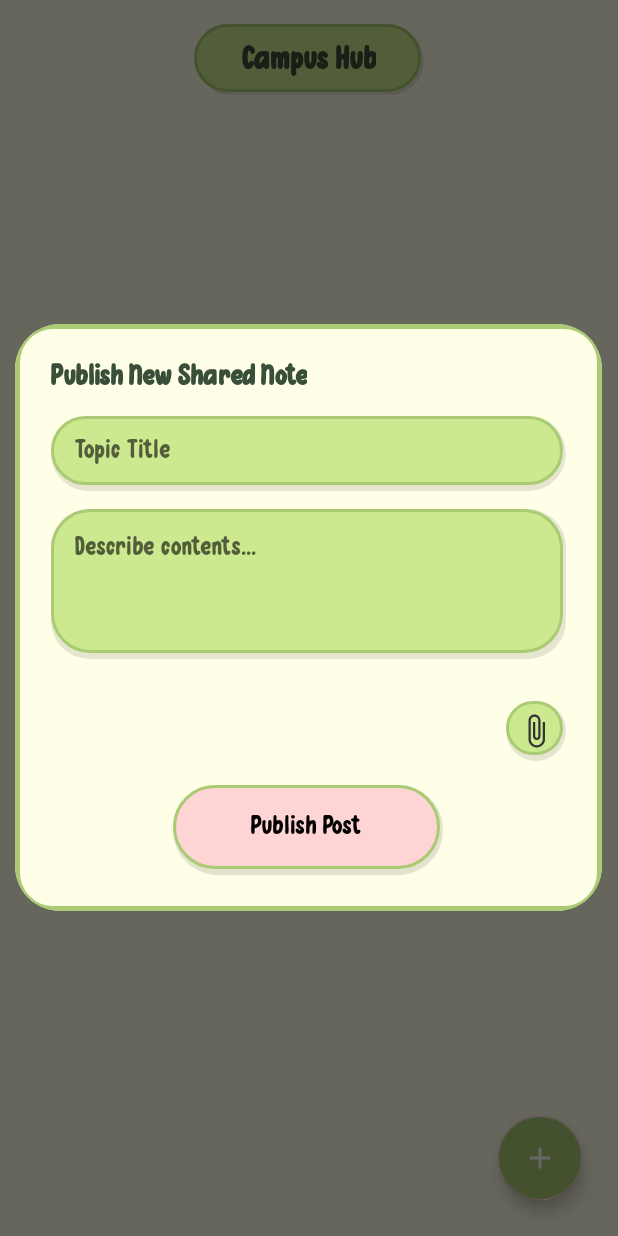
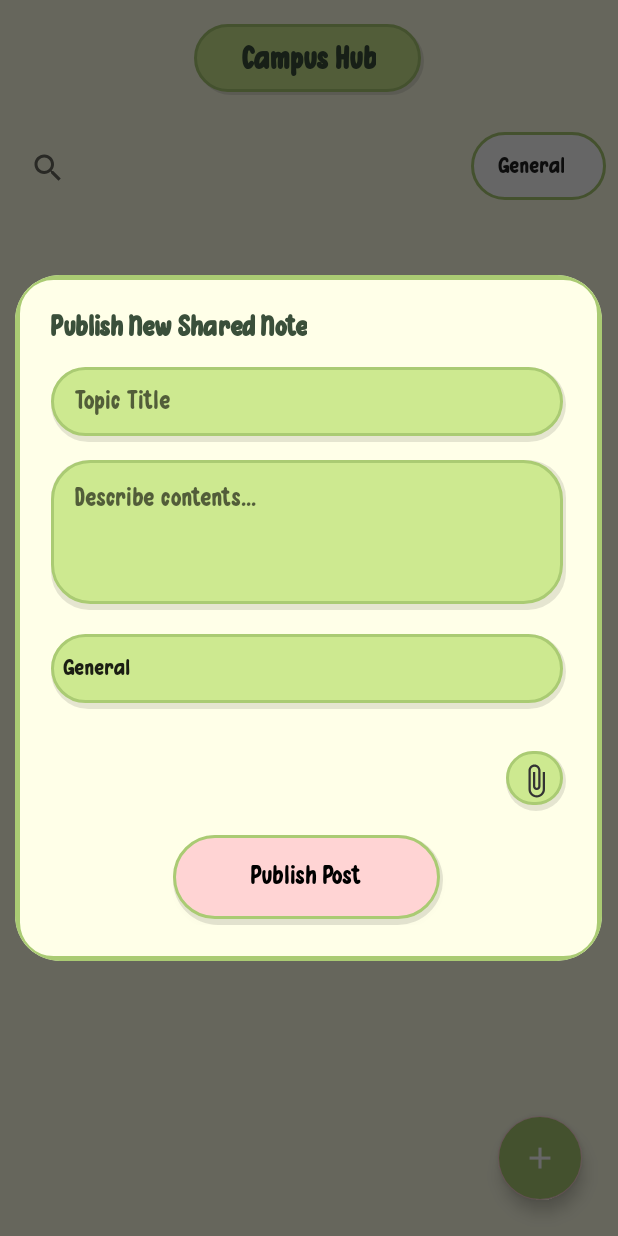
Before and after one commit to MinahilImran836/CampusLife, an Android app built with Jetpack Compose: the CommunityFeedActivity screen opened directly, with no data from a screen before it, after a tap on an icon or button, on a phone screen of 412 x 824 dp. Run offline under Robolectric (Android 15) with nearby library versions, the phone set to English and light mode, and no system bars; our stand-ins replace Firebase (no records; nobody signed in at launch, a user with empty details on screens opened directly); libraries missing offline, so code that uses them is left out: com.google.mlkit.vision.

Commit message:
Addeded Search in community

```diff
--- a/app/src/main/java/CommunityPost.kt
+++ b/app/src/main/java/CommunityPost.kt
@@ -5,10 +5,11 @@ import com.google.firebase.firestore.Exclude
 
 data class CommunityPost(
     @get:Exclude @set:Exclude var id: String = "",
-    var author: String = "",       // Matches "author" in hashMap
-    var authorUid: String = "",    // Matches "authorUid" in hashMap
+    var author: String = "",
+    var authorUid: String = "",
     val title: String = "",
     val content: String = "",
+    val category: String = "General",
     var timestamp: Timestamp? = null,
     val attachmentData: List<String> = emptyList(),
     val attachmentNames: List<String> = emptyList()
--- a/app/src/main/java/com/example/campuslife/CommunityFeedActivity.kt
+++ b/app/src/main/java/com/example/campuslife/CommunityFeedActivity.kt
@@ -30,14 +30,15 @@ import com.google.firebase.firestore.FieldValue
 import com.google.firebase.firestore.FirebaseFirestore
 import com.google.firebase.firestore.Query
 import com.google.mlkit.vision.common.InputImage
+import com.google.mlkit.vision.text.TextRecognition
+import com.google.mlkit.vision.text.latin.TextRecognizerOptions
 import kotlinx.coroutines.Dispatchers
 import kotlinx.coroutines.launch
+import kotlinx.coroutines.tasks.await
 import kotlinx.coroutines.withContext
 import java.io.File
+import java.text.SimpleDateFormat
 import java.util.*
-import com.google.mlkit.vision.text.TextRecognition
-import com.google.mlkit.vision.text.latin.TextRecognizerOptions
-import kotlinx.coroutines.tasks.await
 
 class CommunityFeedActivity : AppCompatActivity() {
 
@@ -45,6 +46,10 @@ class CommunityFeedActivity : AppCompatActivity() {
     private lateinit var rvCommunityFeed: RecyclerView
     private lateinit var fabNewPost: FloatingActionButton
     private lateinit var adapter: CommunityAdapter
+    private lateinit var searchView: SearchView
+    private lateinit var categorySpinner: Spinner
+
+    private var allPosts = mutableListOf<CommunityPost>()
 
     private val pendingFileUris = mutableListOf<Uri>()
     private val pendingFileNames = mutableListOf<String>()
@@ -60,8 +65,6 @@ class CommunityFeedActivity : AppCompatActivity() {
                 dialogFileContainer?.let { container ->
                     val preview = LayoutInflater.from(this).inflate(R.layout.view_post_attachment_row, container, false)
                     preview.findViewById<TextView>(R.id.txtRowAttachmentName).text = fileName
-
-                    // Show REMOVE, Hide SAVE for creation flow
                     preview.findViewById<ImageView>(R.id.btnRowRemove).visibility = View.VISIBLE
                     preview.findViewById<Button>(R.id.btnRowDownload).visibility = View.GONE
 
@@ -82,25 +85,57 @@ class CommunityFeedActivity : AppCompatActivity() {
     override fun onCreate(savedInstanceState: Bundle?) {
         super.onCreate(savedInstanceState)
         setContentView(R.layout.activity_community_feed)
+
         rvCommunityFeed = findViewById(R.id.rvCommunityFeed)
         fabNewPost = findViewById(R.id.fabNewPost)
+        searchView = findViewById(R.id.searchView)
+        categorySpinner = findViewById(R.id.categorySpinner)
+
         rvCommunityFeed.layoutManager = LinearLayoutManager(this)
 
         adapter = CommunityAdapter(
             onDownloadClick = { post, index -> downloadAndVectorize(post, index) },
-            onEditClick = { post -> Toast.makeText(this, "Edit: ${post.title}", Toast.LENGTH_SHORT).show() },
+            onEditClick = { post -> editPost(post) },
             onDeleteClick = { post -> deletePost(post) },
             onSaveToNotesClick = { post -> saveToMyNotes(post) }
         )
         rvCommunityFeed.adapter = adapter
+
+        setupFilters()
         loadFeedFromFirestore()
         fabNewPost.setOnClickListener { showPostCreationFlow() }
+    }
+
+    private fun setupFilters() {
+        searchView.setOnQueryTextListener(object : SearchView.OnQueryTextListener {
+            override fun onQueryTextSubmit(query: String?): Boolean = false
+            override fun onQueryTextChange(newText: String?): Boolean {
+                filterPosts(newText, categorySpinner.selectedItem.toString())
+                return true
+            }
+        })
+
+        categorySpinner.onItemSelectedListener = object : AdapterView.OnItemSelectedListener {
+            override fun onItemSelected(parent: AdapterView<*>?, view: View?, position: Int, id: Long) {
+                filterPosts(searchView.query.toString(), categorySpinner.selectedItem.toString())
+            }
+            override fun onNothingSelected(parent: AdapterView<*>?) {}
+        }
+    }
+
+    private fun filterPosts(query: String?, category: String) {
+        val filtered = allPosts.filter { post ->
+            (query.isNullOrEmpty() || post.title.contains(query, true) || post.content.contains(query, true)) &&
+                    (category == "General" || post.category == category)
+        }
+        adapter.submitList(filtered)
     }
 
     private fun showPostCreationFlow() {
         pendingFileUris.clear()
         pendingFileNames.clear()
         val view = LayoutInflater.from(this).inflate(R.layout.dialog_create_post, null)
+        val spinner = view.findViewById<Spinner>(R.id.spinnerCategory)
         dialogFileContainer = view.findViewById(R.id.containerFilePreviews)
         val dialog = AlertDialog.Builder(this).setView(view).create()
         dialog.window?.setBackgroundDrawableResource(android.R.color.transparent)
@@ -110,14 +145,15 @@ class CommunityFeedActivity : AppCompatActivity() {
         view.findViewById<Button>(R.id.btnPublish).setOnClickListener {
             val title = view.findViewById<EditText>(R.id.edtDialogTitle).text.toString()
             val content = view.findViewById<EditText>(R.id.edtDialogContent).text.toString()
+            val category = spinner.selectedItem.toString()
             if (title.isNotEmpty()) {
-                uploadPost(title, content)
+                uploadPost(title, content, category)
                 dialog.dismiss()
             }
         }
     }
 
-    private fun uploadPost(title: String, content: String) {
+    private fun uploadPost(title: String, content: String, category: String) {
         val attachmentData = mutableListOf<String>()
         for (uri in pendingFileUris) {
             contentResolver.openInputStream(uri)?.use { stream ->
@@ -129,6 +165,7 @@ class CommunityFeedActivity : AppCompatActivity() {
         val post = hashMapOf(
             "title" to title,
             "content" to content,
+            "category" to category,
             "author" to (FirebaseAuth.getInstance().currentUser?.email ?: "Anonymous"),
             "authorUid" to (FirebaseAuth.getInstance().currentUser?.uid ?: ""),
             "timestamp" to FieldValue.serverTimestamp(),
@@ -141,8 +178,38 @@ class CommunityFeedActivity : AppCompatActivity() {
             .addOnFailureListener { e -> Toast.makeText(this, "Error: ${e.message}", Toast.LENGTH_SHORT).show() }
     }
 
+    private fun editPost(post: CommunityPost) {
+        val view = LayoutInflater.from(this).inflate(R.layout.dialog_create_post, null)
+        val edtTitle = view.findViewById<EditText>(R.id.edtDialogTitle)
+        val edtContent = view.findViewById<EditText>(R.id.edtDialogContent)
+        val btnPublish = view.findViewById<Button>(R.id.btnPublish)
+        edtTitle.setText(post.title)
+        edtContent.setText(post.content)
+        btnPublish.text = "Update Post"
+        val dialog = AlertDialog.Builder(this).setView(view).create()
+        dialog.window?.setBackgroundDrawableResource(android.R.color.transparent)
+        dialog.show()
+        btnPublish.setOnClickListener {
+            val newTitle = edtTitle.text.toString()
+            val newContent = edtContent.text.toString()
+            db.collection("posts").document(post.id)
+                .update(mapOf("title" to newTitle, "content" to newContent))
+                .addOnSuccessListener {
+                    Toast.makeText(this, "Updated successfully!", Toast.LENGTH_SHORT).show()
+                    dialog.dismiss()
+                }
+        }
+    }
+
     private fun deletePost(post: CommunityPost) {
-        db.collection("posts").document(post.id).delete()
+        AlertDialog.Builder(this)
+            .setTitle("Delete Post")
+            .setMessage("Are you sure?")
+            .setPositiveButton("Delete") { _, _ ->
+                db.collection("posts").document(post.id).delete()
+            }
+            .setNegativeButton("Cancel", null)
+            .show()
     }
 
     private fun saveToMyNotes(post: CommunityPost) {
@@ -235,13 +302,10 @@ class CommunityFeedActivity : AppCompatActivity() {
     }
 
     private fun loadFeedFromFirestore() {
-        db.collection("posts")
-            .orderBy("timestamp", Query.Direction.DESCENDING)
+        db.collection("posts").orderBy("timestamp", Query.Direction.DESCENDING)
             .addSnapshotListener { s, _ ->
-                val posts = s?.map { d ->
-                    d.toObject(CommunityPost::class.java).apply { id = d.id }
-                } ?: emptyList()
-                adapter.submitList(posts)
+                allPosts = s?.map { d -> d.toObject(CommunityPost::class.java).apply { id = d.id } }?.toMutableList() ?: mutableListOf()
+                filterPosts(searchView.query.toString(), categorySpinner.selectedItem.toString())
             }
     }
 
--- a/app/src/main/res/layout/activity_community_feed.xml
+++ b/app/src/main/res/layout/activity_community_feed.xml
@@ -1,20 +1,75 @@
-<androidx.constraintlayout.widget.ConstraintLayout xmlns:android="http://schemas.android.com/apk/res/android"
+<?xml version="1.0" encoding="utf-8"?>
+<androidx.constraintlayout.widget.ConstraintLayout
+    xmlns:android="http://schemas.android.com/apk/res/android"
     xmlns:app="http://schemas.android.com/apk/res-auto"
-    android:layout_width="match_parent" android:layout_height="match_parent" android:background="#FFFFE8">
+    android:layout_width="match_parent"
+    android:layout_height="match_parent"
+    android:background="#FFFFE8">
 
-    <RelativeLayout android:id="@+id/headerBar" android:layout_width="0dp" android:layout_height="80dp"
-        app:layout_constraintTop_toTopOf="parent" app:layout_constraintStart_toStartOf="parent" app:layout_constraintEnd_toEndOf="parent">
+    <RelativeLayout
+        android:id="@+id/headerBar"
+        android:layout_width="0dp"
+        android:layout_height="80dp"
+        app:layout_constraintTop_toTopOf="parent"
+        app:layout_constraintStart_toStartOf="parent"
+        app:layout_constraintEnd_toEndOf="parent">
 
-        <TextView android:layout_width="wrap_content" android:layout_height="wrap_content" android:layout_centerInParent="true"
-            android:text="Campus Hub" android:textColor="#3A4F3A" android:textSize="22sp" android:textStyle="bold"
-            android:background="@drawable/bg_header_pill" android:paddingHorizontal="32dp" android:paddingVertical="12dp"/>
+        <TextView
+            android:layout_width="wrap_content"
+            android:layout_height="wrap_content"
+            android:layout_centerInParent="true"
+            android:text="Campus Hub"
+            android:textColor="#3A4F3A"
+            android:textSize="22sp"
+            android:textStyle="bold"
+            android:background="@drawable/bg_header_pill"
+            android:paddingHorizontal="32dp"
+            android:paddingVertical="12dp"/>
     </RelativeLayout>
 
-    <androidx.recyclerview.widget.RecyclerView android:id="@+id/rvCommunityFeed" android:layout_width="0dp" android:layout_height="0dp"
-        app:layout_constraintTop_toBottomOf="@id/headerBar" app:layout_constraintBottom_toBottomOf="parent" app:layout_constraintStart_toStartOf="parent" app:layout_constraintEnd_toEndOf="parent" />
+    <LinearLayout
+        android:id="@+id/filterBar"
+        android:layout_width="0dp"
+        android:layout_height="wrap_content"
+        android:orientation="horizontal"
+        android:padding="8dp"
+        app:layout_constraintTop_toBottomOf="@id/headerBar"
+        app:layout_constraintStart_toStartOf="parent"
+        app:layout_constraintEnd_toEndOf="parent">
 
-    <com.google.android.material.floatingactionbutton.FloatingActionButton android:id="@+id/fabNewPost"
-        android:layout_width="wrap_content" android:layout_height="wrap_content" android:layout_margin="24dp"
-        android:backgroundTint="#AACB73" android:src="@drawable/ic_add" app:tint="#FFFFFF"
-        app:layout_constraintBottom_toBottomOf="parent" app:layout_constraintEnd_toEndOf="parent" />
+        <SearchView
+            android:id="@+id/searchView"
+            android:layout_width="0dp"
+            android:layout_height="wrap_content"
+            android:layout_weight="1"
+            android:queryHint="Search posts..." />
+
+        <Spinner
+            android:id="@+id/categorySpinner"
+            android:layout_width="wrap_content"
+            android:layout_height="45dp"
+            android:background="@drawable/bg_spinner"
+            android:entries="@array/categories_array"
+            android:paddingStart="10dp" />
+    </LinearLayout>
+
+    <androidx.recyclerview.widget.RecyclerView
+        android:id="@+id/rvCommunityFeed"
+        android:layout_width="0dp"
+        android:layout_height="0dp"
+        app:layout_constraintTop_toBottomOf="@id/filterBar"
+        app:layout_constraintBottom_toBottomOf="parent"
+        app:layout_constraintStart_toStartOf="parent"
+        app:layout_constraintEnd_toEndOf="parent" />
+
+    <com.google.android.material.floatingactionbutton.FloatingActionButton
+        android:id="@+id/fabNewPost"
+        android:layout_width="wrap_content"
+        android:layout_height="wrap_content"
+        android:layout_margin="24dp"
+        android:backgroundTint="#AACB73"
+        android:src="@drawable/ic_add"
+        app:tint="#FFFFFF"
+        app:layout_constraintBottom_toBottomOf="parent"
+        app:layout_constraintEnd_toEndOf="parent" />
 </androidx.constraintlayout.widget.ConstraintLayout>
--- a/app/src/main/res/layout/activity_summary.xml
+++ b/app/src/main/res/layout/activity_summary.xml
@@ -97,7 +97,7 @@
                         android:layout_weight="1"
                         android:orientation="vertical"
                         android:layout_marginStart="12dp">
-                        <TextView android:layout_width="wrap_content" android:layout_height="wrap_content" android:text="✨ Focus Persona" android:textSize="14sp" android:textStyle="bold" android:textColor="#AACB73"/>
+                        <TextView android:layout_width="wrap_content" android:layout_height="wrap_content" android:text="Focus Persona" android:textSize="14sp" android:textStyle="bold" android:textColor="#AACB73"/>
                         <TextView android:id="@+id/txtAiPersona" android:layout_width="match_parent" android:layout_height="wrap_content" android:text="Calculating habits..." android:textColor="#444444" android:textSize="12sp"/>
                     </LinearLayout>
                 </LinearLayout>
@@ -131,7 +131,7 @@
                         android:layout_weight="1"
                         android:orientation="vertical"
                         android:layout_marginStart="12dp">
-                        <TextView android:layout_width="wrap_content" android:layout_height="wrap_content" android:text="⏰ Punctuality Matrix" android:textSize="14sp" android:textStyle="bold" android:textColor="#AACB73"/>
+                        <TextView android:layout_width="wrap_content" android:layout_height="wrap_content" android:text="Punctuality Matrix" android:textSize="14sp" android:textStyle="bold" android:textColor="#AACB73"/>
                         <TextView android:id="@+id/txtAiPunctuality" android:layout_width="match_parent" android:layout_height="wrap_content" android:text="Checking timeline..." android:textColor="#444444" android:textSize="12sp"/>
                     </LinearLayout>
                 </LinearLayout>
@@ -165,7 +165,7 @@
                         android:layout_weight="1"
                         android:orientation="vertical"
                         android:layout_marginStart="12dp">
-                        <TextView android:layout_width="wrap_content" android:layout_height="wrap_content" android:text="📍 Location Logs" android:textSize="14sp" android:textStyle="bold" android:textColor="#AACB73"/>
+                        <TextView android:layout_width="wrap_content" android:layout_height="wrap_content" android:text="Location Logs" android:textSize="14sp" android:textStyle="bold" android:textColor="#AACB73"/>
                         <TextView android:id="@+id/txtAiLocations" android:layout_width="match_parent" android:layout_height="wrap_content" android:text="Mapping hubs..." android:textColor="#444444" android:textSize="12sp"/>
                     </LinearLayout>
                 </LinearLayout>
--- a/app/src/main/res/layout/dialog_create_post.xml
+++ b/app/src/main/res/layout/dialog_create_post.xml
@@ -44,6 +44,14 @@
             android:gravity="top"
             android:layout_marginBottom="16dp"/>
 
+        <Spinner
+            android:id="@+id/spinnerCategory"
+            android:layout_width="match_parent"
+            android:layout_height="50dp"
+            android:background="@drawable/tab_pill"
+            android:layout_marginBottom="16dp"
+            android:entries="@array/categories_array" />
+
         <LinearLayout
             android:id="@+id/containerFilePreviews"
             android:layout_width="match_parent"
--- /dev/null
+++ b/app/src/main/res/values/arrays.xml
@@ -0,0 +1,9 @@
+<?xml version="1.0" encoding="utf-8"?>
+<resources>
+    <string-array name="categories_array">
+        <item>General</item>
+        <item>Academic</item>
+        <item>Events</item>
+        <item>Jobs</item>
+    </string-array>
+</resources>
```
Also changed, not shown: app/src/main/java/com/example/campuslife/CommunityAdapter.kt (+16 -5 lines), app/src/main/res/layout/item_community_post.xml (+9 -0 lines), 1 other file.
